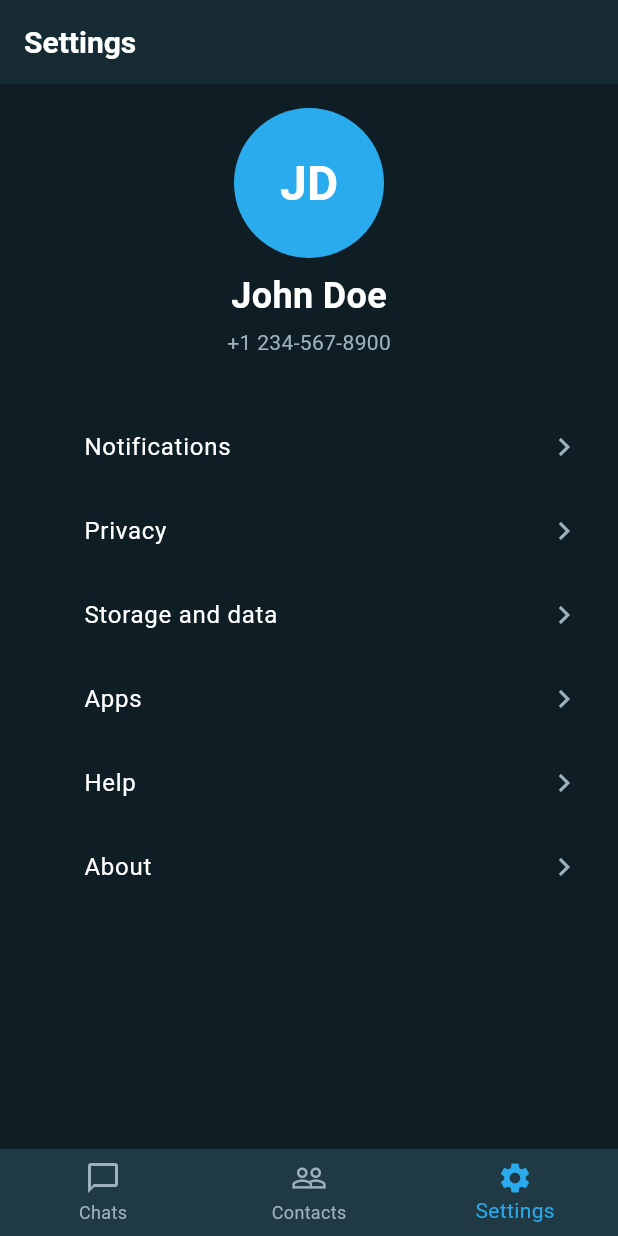
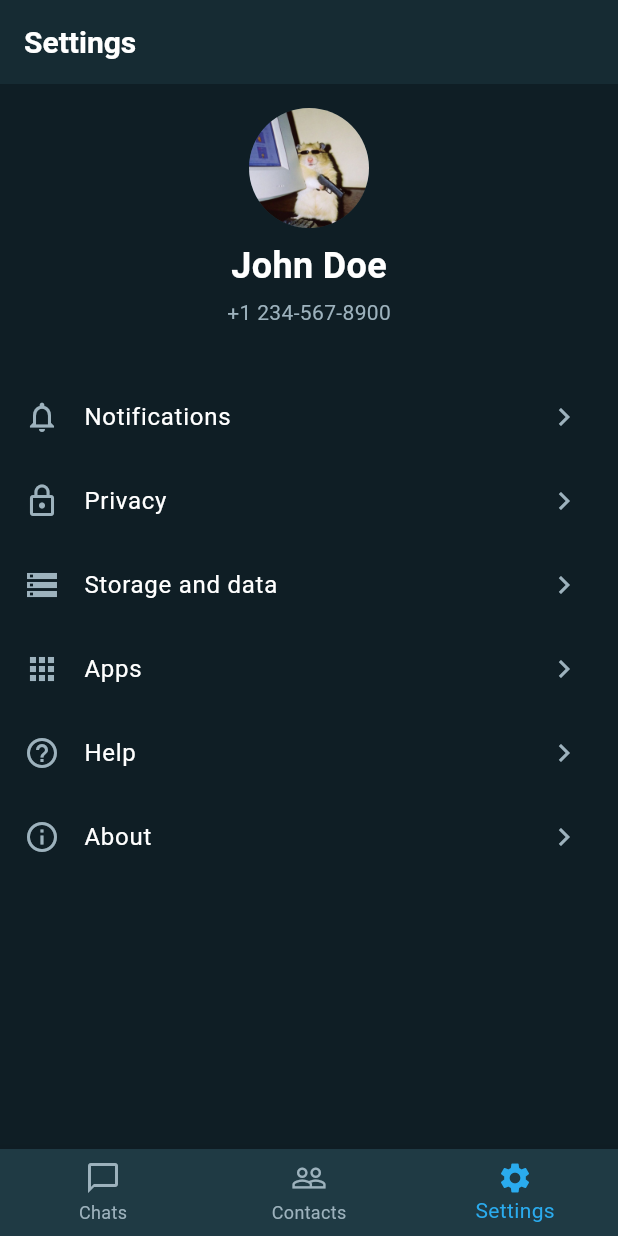
Before and after one commit to YeisenK/Silex, a Flutter app: the screen it shows after launch, item 3 of the bottom bar chosen, on a phone screen of 412 x 824 dp. Run offline on Flutter 3.47's test engine with Material 3 defaults, Android fonts, the phone set to English and light mode, and no system bars; Roboto replaces fonts that are missing (GoogleSans).

Commit message:
fix: Minor fixes

```diff
--- a/lib/screens/chat_list_screen.dart
+++ b/lib/screens/chat_list_screen.dart
@@ -4,7 +4,6 @@ import '../theme/app_theme.dart';
 import 'chat_screen.dart';
 import 'contacts_screen.dart';
 import '../widgets/user_avatar.dart';
-
 
 class ChatListScreen extends StatefulWidget {
   const ChatListScreen({super.key});
@@ -16,11 +15,6 @@ class ChatListScreen extends StatefulWidget {
 class _ChatListScreenState extends State<ChatListScreen> {
   int _selectedIndex = 0;
 
-  static const Color backgroundColor = AppTheme.backgroundPrimary;
-  static const Color cardColor = AppTheme.surfaceColor;
-  static const Color accentColor = AppTheme.accentColor;
-  static const Color textSecondary = AppTheme.textSecondary;
-
   final List<Widget> _screens = [
     const ChatsTab(),
     const ContactsScreen(),
@@ -30,12 +24,12 @@ class _ChatListScreenState extends State<ChatListScreen> {
   @override
   Widget build(BuildContext context) {
     return Scaffold(
-      backgroundColor: backgroundColor,
+      backgroundColor: AppTheme.backgroundPrimary,
       body: _screens[_selectedIndex],
       bottomNavigationBar: BottomNavigationBar(
-        backgroundColor: cardColor,
-        selectedItemColor: accentColor,
-        unselectedItemColor: textSecondary,
+        backgroundColor: AppTheme.surfaceColor,
+        selectedItemColor: AppTheme.accentColor,
+        unselectedItemColor: AppTheme.textSecondary,
         currentIndex: _selectedIndex,
         onTap: (index) {
           setState(() {
@@ -67,28 +61,21 @@ class _ChatListScreenState extends State<ChatListScreen> {
 class ChatsTab extends StatelessWidget {
   const ChatsTab({super.key});
 
-  static const Color backgroundColor = Color(0xFF0F1E25);
-  static const Color cardColor = Color(0xFF162B33);
-  static const Color inputColor = Color(0xFF1F3A44);
-  static const Color accentColor = Color(0xFF2AABEE);
-  static const Color textPrimary = Colors.white;
-  static const Color textSecondary = Color(0xFF9DB2BD);
-
   @override
   Widget build(BuildContext context) {
     return Scaffold(
-      backgroundColor: backgroundColor,
+      backgroundColor: AppTheme.backgroundPrimary,
       appBar: AppBar(
-        backgroundColor: cardColor,
-        iconTheme: const IconThemeData(color: textPrimary),
+        backgroundColor: AppTheme.backgroundSecondary,
+        iconTheme: const IconThemeData(color: AppTheme.textPrimary),
         title: const Text(
           'Chats',
-          style: TextStyle(color: textPrimary),
+          style: TextStyle(color: AppTheme.textPrimary),
         ),
         actions: const [
-          Icon(Icons.search, color: textPrimary),
+          Icon(Icons.search, color: AppTheme.textPrimary),
           SizedBox(width: 12),
-          Icon(Icons.more_vert, color: textPrimary),
+          Icon(Icons.more_vert, color: AppTheme.textPrimary),
           SizedBox(width: 12),
         ],
       ),
@@ -98,15 +85,15 @@ class ChatsTab extends StatelessWidget {
             padding: const EdgeInsets.all(16.0),
             child: Container(
               decoration: BoxDecoration(
-                color: inputColor,
+                color: AppTheme.surfaceColor,
                 borderRadius: BorderRadius.circular(30),
               ),
               child: const TextField(
-                style: TextStyle(color: textPrimary),
+                style: TextStyle(color: AppTheme.textPrimary),
                 decoration: InputDecoration(
                   hintText: 'Search',
-                  hintStyle: TextStyle(color: textSecondary),
-                  prefixIcon: Icon(Icons.search, color: textSecondary),
+                  hintStyle: TextStyle(color: AppTheme.textSecondary),
+                  prefixIcon: Icon(Icons.search, color: AppTheme.textSecondary),
                   border: InputBorder.none,
                   contentPadding: EdgeInsets.symmetric(vertical: 12),
                 ),
@@ -137,10 +124,10 @@ class ChatsTab extends StatelessWidget {
                             width: 14,
                             height: 14,
                             decoration: BoxDecoration(
-                              color: accentColor,
+                              color: AppTheme.accentColor,
                               shape: BoxShape.circle,
                               border: Border.all(
-                                color: backgroundColor,
+                                color: AppTheme.backgroundPrimary,
                                 width: 2,
                               ),
                             ),
@@ -151,7 +138,7 @@ class ChatsTab extends StatelessWidget {
                   title: Text(
                     chat.name,
                     style: const TextStyle(
-                      color: textPrimary,
+                      color: AppTheme.textPrimary,
                       fontWeight: FontWeight.bold,
                       fontSize: 16,
                     ),
@@ -159,7 +146,7 @@ class ChatsTab extends StatelessWidget {
                   subtitle: Text(
                     chat.lastMessage,
                     style: const TextStyle(
-                      color: textSecondary,
+                      color: AppTheme.textSecondary,
                       fontSize: 14,
                     ),
                     maxLines: 1,
@@ -172,7 +159,7 @@ class ChatsTab extends StatelessWidget {
                       Text(
                         chat.time,
                         style: const TextStyle(
-                          color: textSecondary,
+                          color: AppTheme.textSecondary,
                           fontSize: 12,
                         ),
                       ),
@@ -181,13 +168,13 @@ class ChatsTab extends StatelessWidget {
                         Container(
                           padding: const EdgeInsets.all(6),
                           decoration: const BoxDecoration(
-                            color: accentColor,
+                            color: AppTheme.accentColor,
                             shape: BoxShape.circle,
                           ),
                           child: Text(
                             chat.unreadCount.toString(),
                             style: const TextStyle(
-                              color: Colors.white,
+                              color: AppTheme.textPrimary,
                               fontSize: 10,
                               fontWeight: FontWeight.bold,
                             ),
@@ -209,10 +196,10 @@ class ChatsTab extends StatelessWidget {
           ),
         ],
       ),
-      floatingActionButton: const FloatingActionButton(
-        backgroundColor: accentColor,
-        onPressed: null,
-        child: Icon(Icons.edit, color: Colors.white),
+      floatingActionButton: FloatingActionButton(
+        backgroundColor: AppTheme.accentColor,
+        onPressed: () {},
+        child: const Icon(Icons.edit, color: AppTheme.textPrimary),
       ),
     );
   }
@@ -221,39 +208,26 @@ class ChatsTab extends StatelessWidget {
 class SettingsTab extends StatelessWidget {
   const SettingsTab({super.key});
 
-  static const Color backgroundColor = Color(0xFF0F1E25);
-  static const Color cardColor = Color(0xFF162B33);
-  static const Color accentColor = Color(0xFF2AABEE);
-  static const Color textPrimary = Colors.white;
-  static const Color textSecondary = Color(0xFF9DB2BD);
-
   @override
   Widget build(BuildContext context) {
     return Scaffold(
-      backgroundColor: backgroundColor,
+      backgroundColor: AppTheme.backgroundPrimary,
       appBar: AppBar(
-        backgroundColor: cardColor,
+        backgroundColor: AppTheme.backgroundSecondary,
         title: const Text(
           'Settings',
-          style: TextStyle(color: textPrimary),
+          style: TextStyle(color: AppTheme.textPrimary),
         ),
-        iconTheme: const IconThemeData(color: textPrimary),
+        iconTheme: const IconThemeData(color: AppTheme.textPrimary),
       ),
       body: ListView(
         children: [
           const SizedBox(height: 16),
           const Center(
-            child: CircleAvatar(
-              radius: 50,
-              backgroundColor: accentColor,
-              child: Text(
-                'JD',
-                style: TextStyle(
-                  fontSize: 32,
-                  fontWeight: FontWeight.bold,
-                  color: Colors.white,
-                ),
-              ),
+            child: UserAvatar(
+              avatarPath: 'assets/user/pfp.jpg',
+              name: 'John Doe',
+              radius: 40,
             ),
           ),
           const SizedBox(height: 8),
@@ -261,7 +235,7 @@ class SettingsTab extends StatelessWidget {
             child: Text(
               'John Doe',
               style: TextStyle(
-                color: textPrimary,
+                color: AppTheme.textPrimary,
                 fontSize: 24,
                 fontWeight: FontWeight.bold,
               ),
@@ -271,7 +245,7 @@ class SettingsTab extends StatelessWidget {
           const Center(
             child: Text(
               '+1 234-567-8900',
-              style: TextStyle(color: textSecondary),
+              style: TextStyle(color: AppTheme.textSecondary),
             ),
           ),
           const SizedBox(height: 32),
@@ -288,13 +262,12 @@ class SettingsTab extends StatelessWidget {
 
   Widget _buildSettingItem(IconData icon, String title) {
     return ListTile(
-      leading: const Icon(Icons.circle, color: Colors.transparent),
+      leading: Icon(icon, color: AppTheme.textSecondary),
       title: Text(
         title,
-        style: const TextStyle(color: textPrimary),
+        style: const TextStyle(color: AppTheme.textPrimary),
       ),
-      trailing: const Icon(Icons.chevron_right, color: textSecondary),
-      iconColor: textSecondary,
+      trailing: const Icon(Icons.chevron_right, color: AppTheme.textSecondary),
       onTap: () {},
     );
   }
--- a/lib/theme/app_theme.dart
+++ b/lib/theme/app_theme.dart
@@ -9,6 +9,7 @@ class AppTheme {
   static const Color errorColor          = Color(0xFFF15E6C);
   static const Color textPrimary         = Color(0xFFFFFFFF);
   static const Color textSecondary       = Color(0xFF9DB2BD);
+  static const Color inputColor          = Color(0xFF1F3A44);
 
   static ThemeData get darkTheme {
     return ThemeData.dark().copyWith(
@@ -22,6 +23,7 @@ class AppTheme {
         onPrimary: textPrimary,
         onSurface: textPrimary,
       ),
+
 
       appBarTheme: const AppBarTheme(
         backgroundColor: backgroundSecondary,
--- a/pubspec.yaml
+++ b/pubspec.yaml
@@ -22,3 +22,4 @@ flutter:
   uses-material-design: true
   assets:
     - assets/avatars/
+    - assets/user/
```
Also changed, not shown: lib/screens/add_contact_screen.dart (+8 -5 lines), lib/screens/contacts_screen.dart (+6 -5 lines), assets/user/pfp.jpg (added).
